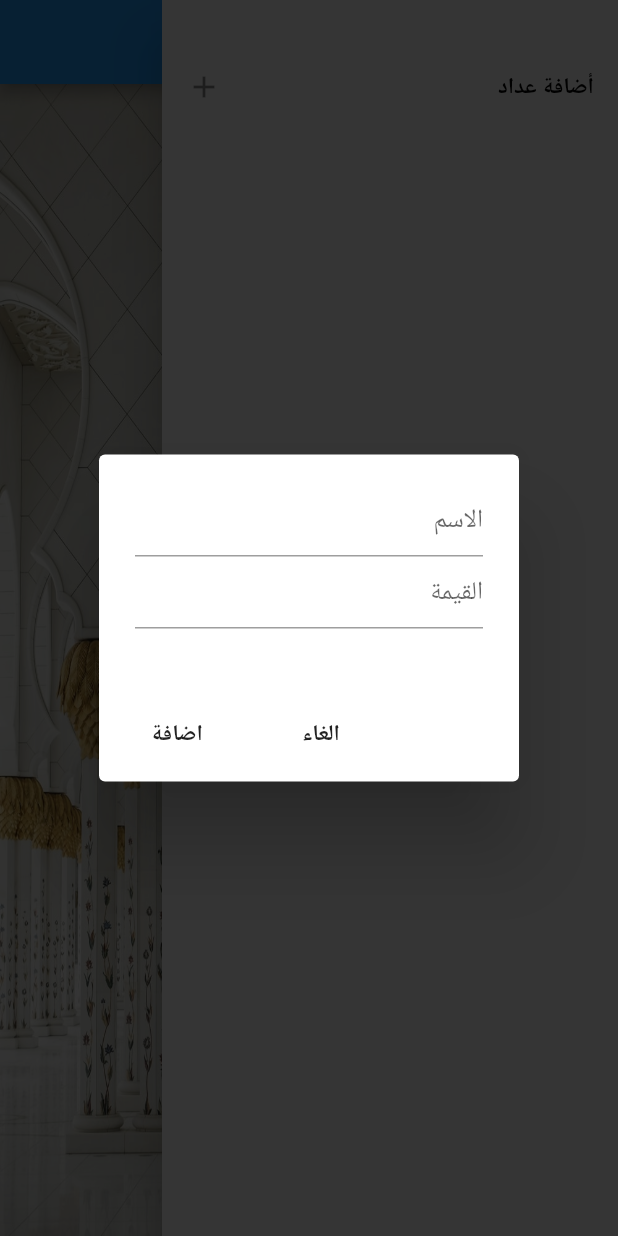
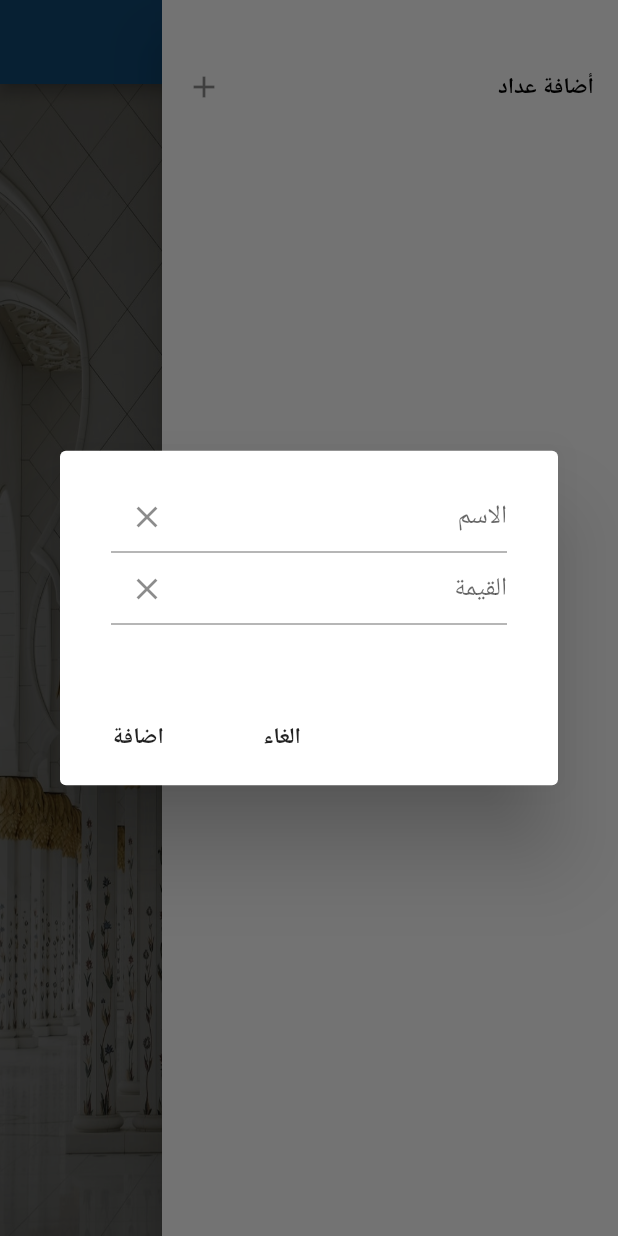
Before and after one commit to MahmoudMabrok/Tasbe7, a Flutter app: the screen it shows after launch, in the side drawer, after a tap on "أضافة عداد", on a phone screen of 412 x 824 dp. Run offline on Flutter 3.47's test engine with Material 2 defaults, Android fonts, the phone set to English and light mode, and no system bars; our stand-ins replace easy_localization.

Commit message:
add resources - praise bg

```diff
--- a/lib/main.dart
+++ b/lib/main.dart
@@ -1,24 +1,25 @@
+import 'package:easy_localization/easy_localization.dart';
 import 'package:flutter/material.dart';
-import 'package:flutter_localizations/flutter_localizations.dart';
 import 'package:seb7a/screens/home.dart';
 
-void main()=>runApp(MyApp());
+void main()=>runApp(EasyLocalization(
+  child: MyApp(),
+  path: "resources",
+  saveLocale: true,
+  supportedLocales: [
+    Locale('ar','AR'),
+  ],
+));
 
 class MyApp extends StatelessWidget{
   @override
   Widget build(BuildContext context) {
     return MaterialApp(
+      title: "appName".tr().toString(),
+      localizationsDelegates: context.localizationDelegates,
+      supportedLocales: context.supportedLocales,
+      locale: context.locale,
       home: Home(),
-      title: '',
-      debugShowCheckedModeBanner: false,
-      localizationsDelegates: [
-        GlobalMaterialLocalizations.delegate,
-        GlobalWidgetsLocalizations.delegate,
-      ],
-      supportedLocales: [
-        Locale("ar", "AE"), // OR Locale('ar', 'AE') OR Other RTL locales
-      ],
-      locale: Locale("ar", "AE"),
     );
   }
 }
--- a/lib/screens/home.dart
+++ b/lib/screens/home.dart
@@ -1,5 +1,6 @@
 import 'package:flutter/material.dart';
 import 'package:seb7a/widgets/drawer_widget.dart';
+import 'package:easy_localization/easy_localization.dart';
 
 class Home extends StatefulWidget {
   @override
@@ -12,7 +13,7 @@
     return Scaffold(
       drawer: AppDrawer(),
       appBar: AppBar(
-        title: Text("تسبيح"),
+        title: Text("homeAppBarTittle".tr().toString()),
         centerTitle: true,
       ),
       body: Container(
--- a/lib/widgets/drawer_widget.dart
+++ b/lib/widgets/drawer_widget.dart
@@ -1,5 +1,8 @@
 import 'package:flutter/material.dart';
+import 'package:flutter/services.dart';
 import 'package:seb7a/screens/praise.dart';
+import 'package:easy_localization/easy_localization.dart';
+
 
 class AppDrawer extends StatelessWidget {
 
@@ -13,16 +16,33 @@
         return AlertDialog(
           //title: Text('TextField in Dialog'),
           content: Container(
-            height: 110,
+            height: 115,
+            width: MediaQuery.of(context).size.width,
+            margin: const EdgeInsets.only(right: 10 , left: 10),
             child: Column(
               children: [
                 TextField(
                   controller: praiseNameController,
-                  decoration: InputDecoration(hintText: "الاسم"),
+                  decoration: InputDecoration(
+                      hintText: "dialogTextFieldName".tr().toString(),
+                    suffixIcon: IconButton(
+                      onPressed: () => praiseNameController.clear(),
+                      icon: Icon(Icons.clear),
+                    ),
+                  ),
                 ),
                 TextField(
                   controller: praiseValueController,
-                  decoration: InputDecoration(hintText: "القيمة"),
+                  inputFormatters: [
+                    LengthLimitingTextInputFormatter(4),
+                  ],
+                  decoration: InputDecoration(
+                      hintText: "dialogTextFieldValue".tr().toString(),
+                      suffixIcon: IconButton(
+                      onPressed: () => praiseNameController.clear(),
+                      icon: Icon(Icons.clear),
+                    ),
+                  ),
                   keyboardType: TextInputType.number,
                 ),
               ],
@@ -30,17 +50,17 @@
           ),
           actions: <Widget>[
             FlatButton(
-              child: Text('الغاء'),
+              child: Text('dialogCancleButton'.tr().toString()),
               onPressed: () {
                 Navigator.pop(context);
               },
             ),
             FlatButton(
-              child: Text('اضافة'),
+              child: Text('dialogAddButton'.tr().toString()),
               onPressed: () {
                 if(praiseNameController.value.text.toString().isEmpty || praiseValueController.value.text.toString().isEmpty){
                   final snackBar = SnackBar(
-                    content: Text(''),
+                    content: Text('addPraise'.tr().toString()),
                     duration: Duration(seconds: 5),
                   );
                   // Find the ScaffoldMessenger in the widget tree
@@ -53,6 +73,7 @@
                   );
                   ScaffoldMessenger.of(context).showSnackBar(snackBar);
                 } else {
+                  Navigator.pop(context);
                   Navigator.push(
                     context,
                     MaterialPageRoute(builder: (context) => Praise(praiseNameController.value.text.toString(), int.parse(praiseValueController.value.text.toString())))
@@ -77,13 +98,13 @@
   Widget build(BuildContext context) {
     return Drawer(
       child: Container(
-        color: Colors.black54,
+        //color: Colors.black54,
         child: Column(
           children: <Widget>[
             SizedBox(height: 30,),
             ListTile(
                 trailing: Icon(Icons.add),
-                title: Text('أضافة عداد',style: TextStyle(color: Colors.black),),
+                title: Text('addPraise'.tr().toString(),style: TextStyle(color: Colors.black),),
                 onTap: ()=>_displayTextInputDialog(context)
             ),
             SizedBox(height: 5,),
--- a/pubspec.yaml
+++ b/pubspec.yaml
@@ -23,6 +23,7 @@
 dependencies:
   flutter:
     sdk: flutter
+  easy_localization: ^2.3.3+1
   flutter_localizations: # Add this line
     sdk: flutter
 
@@ -48,7 +49,9 @@
 
   # To add assets to your application, add an assets section, like this:
   assets:
+    - resources/ar-AR.json
     - assets/image/bg.jpeg
+    - assets/image/praise.jpeg
   #   - images/a_dot_ham.jpeg
 
   # An image asset can refer to one or more resolution-specific "variants", see
```
Also changed, not shown: lib/screens/praise.dart (+39 -15 lines), resources/ar-AR.json (added, +9 -0 lines), assets/image/praise.jpeg (added), pubspec.lock, 3 other files.
